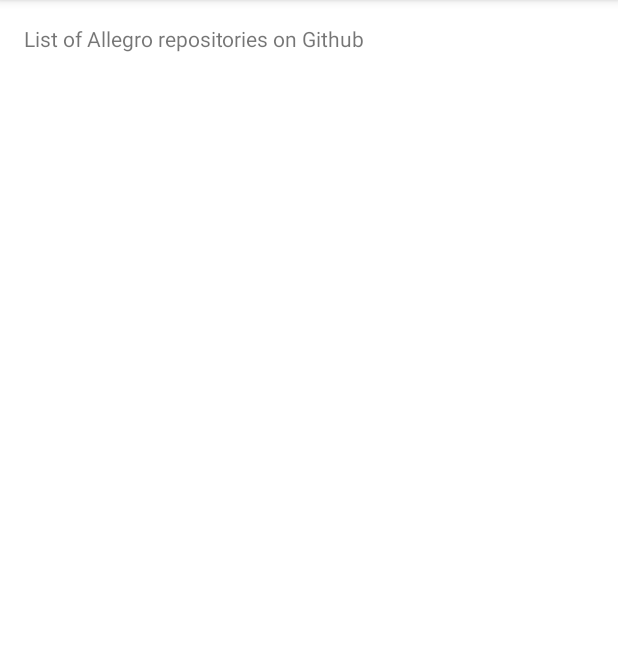
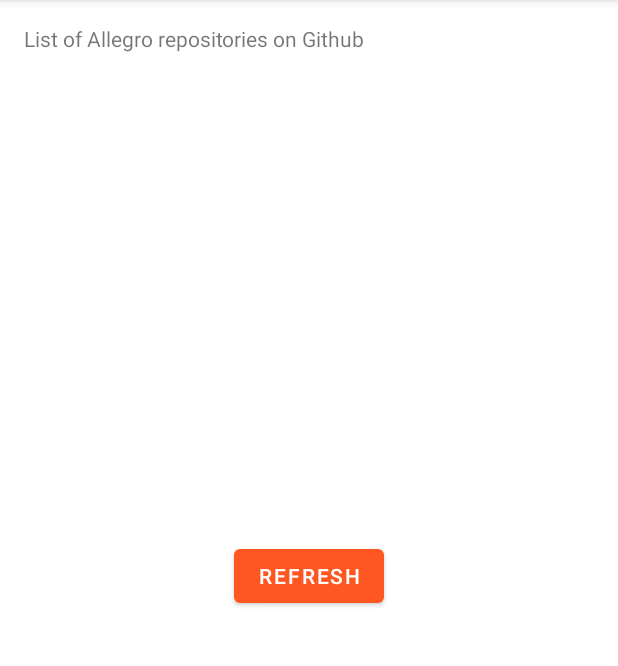
Before and after one commit to mprzypasniak99/allegro_e-Xperience_2021, an Android app: the screen it shows after launch (MainActivity), on a phone screen of 412 x 824 dp, the part 84-750 px from its top. Run offline under Robolectric (Android 15) with nearby library versions, the phone set to English and light mode, and no system bars; our stand-ins replace Volley; network calls fail.

Commit message:
finished app

```diff
--- a/app/src/main/java/com/mprzypasniak/allegroGithub/MainActivity.kt
+++ b/app/src/main/java/com/mprzypasniak/allegroGithub/MainActivity.kt
@@ -30,6 +30,13 @@ class MainActivity : AppCompatActivity(), ListElementMediator {
 
         adapter = ReposListAdapter(data) // adapter for a RecyclerView
 
+        binding.retryButton.setOnClickListener { v: View ->
+            binding.progressBar.visibility = View.VISIBLE
+            getGithubData(binding)
+            /* in case there's no internet connection at the moment,
+             user can try to refresh the list */
+        }
+
         binding.listBody.layoutManager = LinearLayoutManager(this)
         binding.listBody.itemAnimator = DefaultItemAnimator()
         binding.listBody.adapter = adapter
@@ -48,6 +55,7 @@ class MainActivity : AppCompatActivity(), ListElementMediator {
                     data.put(response[i])
                 }
                 binding.progressBar.visibility = View.GONE // hide progress bar
+                binding.retryButton.visibility = View.GONE // hide retry button
                 binding.listBody.visibility = View.VISIBLE // show list of repositories
 
                 adapter.notifyDataSetChanged() // notify RecyclerView that data has been changed
@@ -57,6 +65,7 @@ class MainActivity : AppCompatActivity(), ListElementMediator {
             Response.ErrorListener { error ->
                 Toast.makeText(this, R.string.github_fail, Toast.LENGTH_LONG).show()
                 binding.progressBar.visibility = View.INVISIBLE
+                binding.retryButton.visibility = View.VISIBLE
                 Log.i("Github_API", error.toString())
             }) {
             override fun parseNetworkResponse(response: NetworkResponse?): Response<JSONArray> {
--- a/app/src/main/res/layout/activity_main.xml
+++ b/app/src/main/res/layout/activity_main.xml
@@ -15,10 +15,10 @@
         android:visibility="invisible"
         app:layout_constraintBottom_toBottomOf="parent"
         app:layout_constraintEnd_toEndOf="parent"
-        app:layout_constraintHorizontal_bias="0.0"
+        app:layout_constraintHorizontal_bias="1.0"
         app:layout_constraintStart_toStartOf="parent"
         app:layout_constraintTop_toBottomOf="@+id/listName"
-        app:layout_constraintVertical_bias="0.63" />
+        app:layout_constraintVertical_bias="1.0" />
 
     <TextView
         android:id="@+id/listName"
@@ -32,8 +32,19 @@
 
     <ProgressBar
         android:id="@+id/progressBar"
+        android:layout_width="0dp"
+        android:layout_height="2dp"
+        app:layout_constraintBottom_toBottomOf="parent"
+        app:layout_constraintEnd_toEndOf="parent"
+        app:layout_constraintStart_toStartOf="parent"
+        app:layout_constraintTop_toTopOf="parent" />
+
+    <Button
+        android:id="@+id/retryButton"
         android:layout_width="wrap_content"
         android:layout_height="wrap_content"
+        android:text="@string/retry_text"
+        android:visibility="invisible"
         app:layout_constraintBottom_toBottomOf="parent"
         app:layout_constraintEnd_toEndOf="parent"
         app:layout_constraintStart_toStartOf="parent"
--- a/app/src/main/res/values/strings.xml
+++ b/app/src/main/res/values/strings.xml
@@ -11,4 +11,5 @@
         <item>Programming language</item>
         <item>Forks count</item>
     </string-array>
+    <string name="retry_text">Refresh</string>
 </resources>
```
Also changed, not shown: 4 other files.
